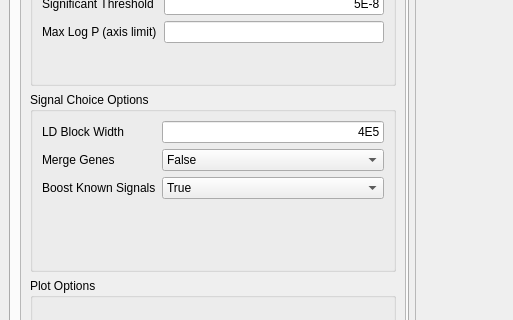
Above: gui/ui/main_window.ui from PMBB-Informatics-and-Genomics/NEAT-Plots before the change; both pictures show x 0 to 513 and y 174 to 494 of the 1135 by 891 pixel window. Below: the same form after it.
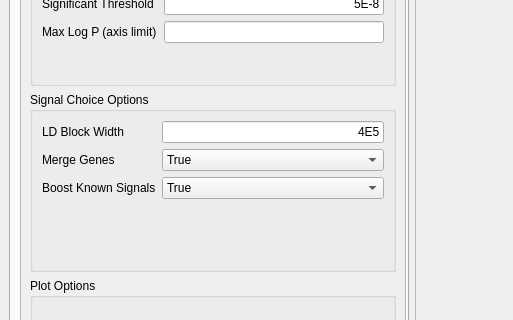
That is the form after the change.

Commit message: Improved extra column selection for table in plot

```diff
--- a/gui/ui/main_window.ui
+++ b/gui/ui/main_window.ui
@@ -890,8 +890,11 @@
                  </item>
                  <item row="1" column="1">
                   <widget class="QComboBox" name="bxMergeGenes">
+                   <property name="currentText">
+                    <string>True</string>
+                   </property>
                    <property name="currentIndex">
-                    <number>1</number>
+                    <number>0</number>
                    </property>
                    <item>
                     <property name="text">
```
The commit also changes 2 other files.
